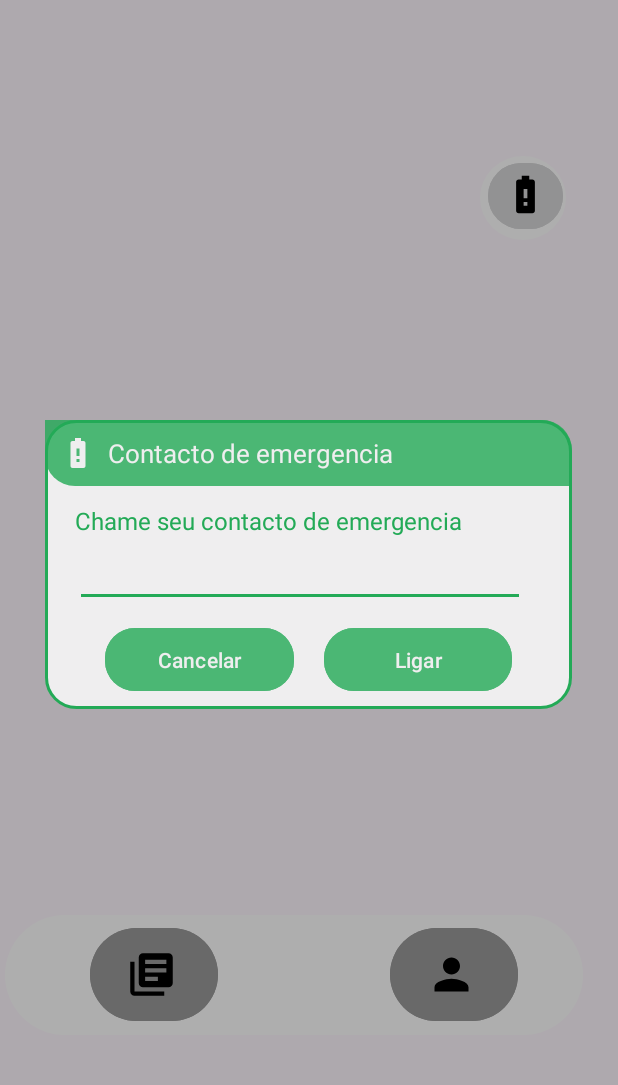
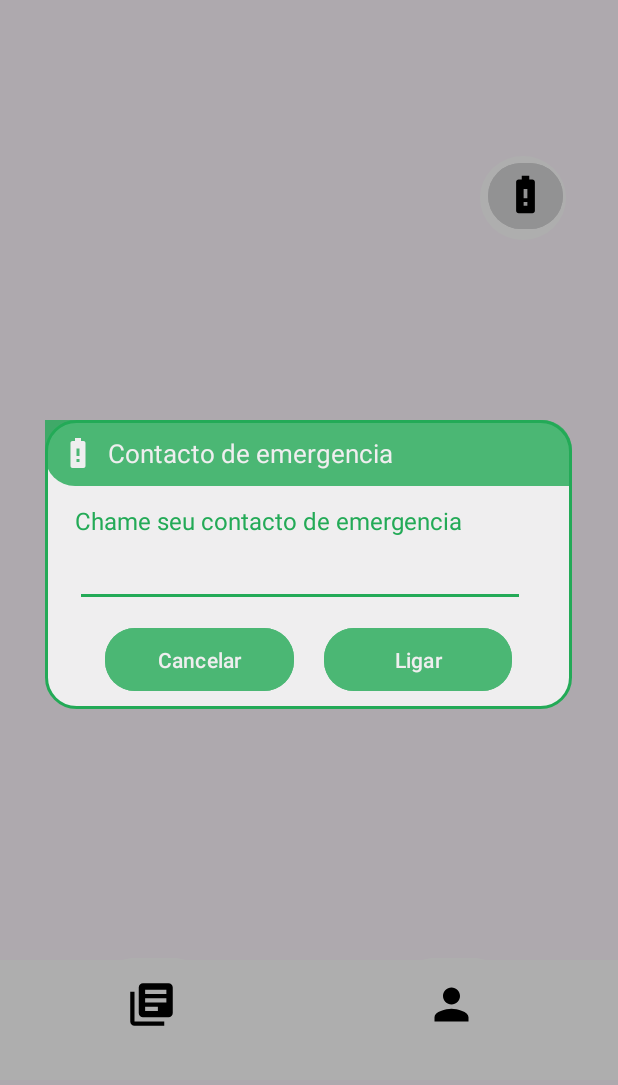
Before and after one commit to marcelorcramos/VexApp, an Android app: the Principal screen opened directly, with no data from a screen before it, after a tap on an icon or button, on a phone screen of 412 x 824 dp, the part 53-1138 px from its top. Run offline under Robolectric (Android 15) with nearby library versions, the phone set to English and light mode, and no system bars.

Commit message:
Commit 4 de marco

```diff
--- a/app/build.gradle.kts
+++ b/app/build.gradle.kts
@@ -53,6 +53,8 @@ dependencies {
     implementation("com.google.firebase:firebase-storage:20.3.0")
     implementation("com.google.android.gms:play-services-maps:18.2.0")
     implementation("com.google.android.gms:play-services-location:21.1.0")
+    implementation("com.github.kittinunf.fuel:fuel:2.3.1")
+    implementation("com.beust:klaxon:5.5")
     implementation("de.hdodenhof:circleimageview:3.1.0")
     implementation("androidx.core:core-ktx:1.12.0")
     implementation("androidx.appcompat:appcompat:1.6.1")
@@ -63,4 +65,8 @@ dependencies {
     testImplementation("junit:junit:4.13.2")
     androidTestImplementation("androidx.test.ext:junit:1.1.5")
     androidTestImplementation("androidx.test.espresso:espresso-core:3.5.1")
+    implementation("io.ktor:ktor-client-core:1.6.7")
+    implementation("io.ktor:ktor-client-json:1.6.7")
+    implementation("io.ktor:ktor-client-serialization:1.6.7")
+    implementation("io.ktor:ktor-client-cio:1.6.7")
 }
--- a/app/src/main/AndroidManifest.xml
+++ b/app/src/main/AndroidManifest.xml
@@ -5,6 +5,8 @@
     <uses-permission android:name="android.permission.INTERNET" />
     <uses-permission android:name="android.permission.ACCESS_COARSE_LOCATION" />
     <uses-permission android:name="android.permission.ACCESS_FINE_LOCATION" />
+    <uses-permission android:name="com.google.android.providers.gsf.permission.READ_GSERVICES" />
+    <uses-permission android:name="com.google.android.gms.permission.ACTIVITY_RECOGNITION" />
 
     <application
         android:allowBackup="true"
--- a/app/src/main/res/drawable/menubar.xml
+++ b/app/src/main/res/drawable/menubar.xml
@@ -3,5 +3,5 @@
     android:shape="rectangle">
 
     <solid android:color="@color/white"/>
-    <corners android:radius="70dp"/>
+
 </shape>
--- a/app/src/main/res/layout/activity_main.xml
+++ b/app/src/main/res/layout/activity_main.xml
@@ -77,7 +77,7 @@
         android:layout_marginHorizontal="80dp"
         android:alpha="0.7"
         android:backgroundTint="@color/verdeclaro"
-        android:text="Cadastre-se"
+        android:text="Registe-se"
         android:textColor="@color/white"
         android:textSize="18dp"
         android:textStyle="bold"
--- a/app/src/main/res/layout/activity_principal.xml
+++ b/app/src/main/res/layout/activity_principal.xml
@@ -14,12 +14,13 @@
 
         <View
             android:id="@+id/menubar"
-            android:layout_width="385dp"
+            android:layout_width="550dp"
             android:layout_height="80dp"
-            android:layout_marginHorizontal="3dp"
-            android:layout_marginTop="645dp"
-            android:backgroundTint="@color/white"
-            android:background="@drawable/menubar" />
+            android:layout_marginHorizontal="0dp"
+            android:layout_marginRight="100dp"
+            android:layout_marginTop="675dp"
+            android:background="@drawable/menubar"
+            android:backgroundTint="@color/white" />
 
         <View
             android:id="@+id/alertTitle"
@@ -44,17 +45,17 @@
             android:id="@+id/btnHistorico"
             android:layout_width="85dp"
             android:layout_height="70dp"
-            android:layout_marginTop="650dp"
+            android:layout_marginTop="670dp"
             android:layout_marginLeft="60dp"
-            android:backgroundTint="@color/secundaria"
+            android:backgroundTint="@color/white"
             android:drawableLeft="@drawable/ic_historico" />
 
         <Button
             android:id="@+id/btnPerfil"
             android:layout_width="85dp"
             android:layout_height="70dp"
-            android:layout_marginTop="650dp"
+            android:layout_marginTop="670dp"
             android:layout_marginLeft="260dp"
-            android:backgroundTint="@color/secundaria"
+            android:backgroundTint="@color/white"
             android:drawableLeft="@drawable/ic_perfil"/>
 </FrameLayout>
```
Also changed, not shown: app/src/main/java/com/example/vexaplicao2/Principal.kt (+116 -4 lines).
